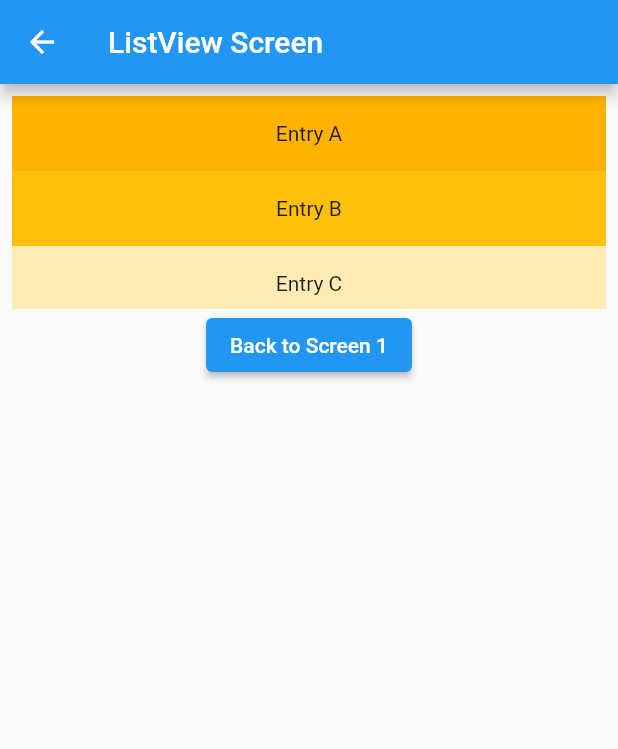
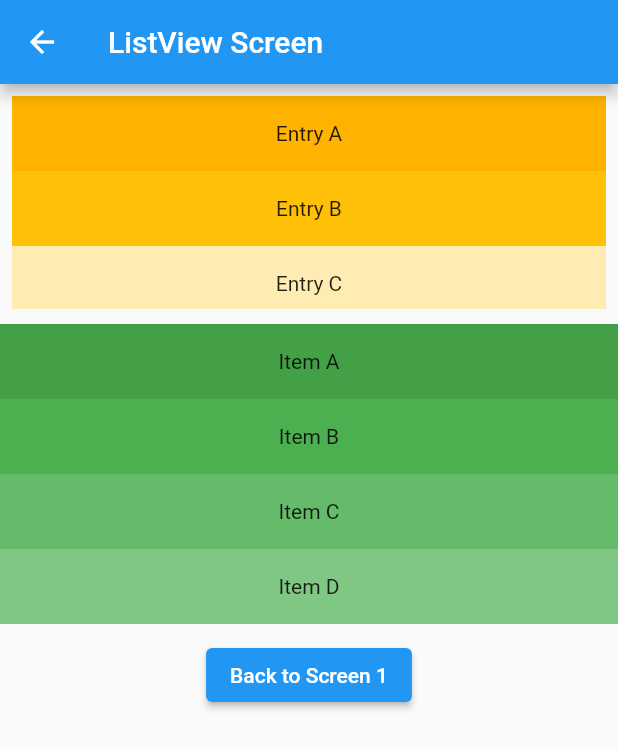
Before and after one commit to DuyLeHong/lesson3456_1, a Flutter app: the ListViewScreen screen opened directly, on a phone screen of 412 x 824 dp. Shown: the top 749 px of the screen. Run offline on Flutter 3.47's test engine with Material 2 defaults, Android fonts, the phone set to English and light mode, and no system bars; network calls fail.

Commit message:
update listview_screen

```diff
--- a/lib/listview_screen.dart
+++ b/lib/listview_screen.dart
@@ -34,6 +34,13 @@
                 ],
               ),
             ),
+            SizedBox(
+              height: 10,
+            ),
+            buidListView2(),
+            SizedBox(
+              height: 10,
+            ),
             ElevatedButton(
                 onPressed: () {
                   Navigator.pop(context);
@@ -44,4 +51,22 @@
       ),
     );
   }
+
+  Widget buidListView2() {
+    final List<String> entries = <String>['A', 'B', 'C', 'D', 'E'];
+    final List<int> colorCodes = <int>[600, 500, 400, 300, 200];
+
+    return Container(
+      height: 200,
+      child: ListView.builder(
+          itemCount: entries.length,
+          itemBuilder: (BuildContext context, int index) {
+            return Container(
+              height: 50,
+              color: Colors.green[colorCodes[index]],
+              child: Center(child: Text('Item ${entries[index]}')),
+            );
+          }),
+    );
+  }
 }
```
